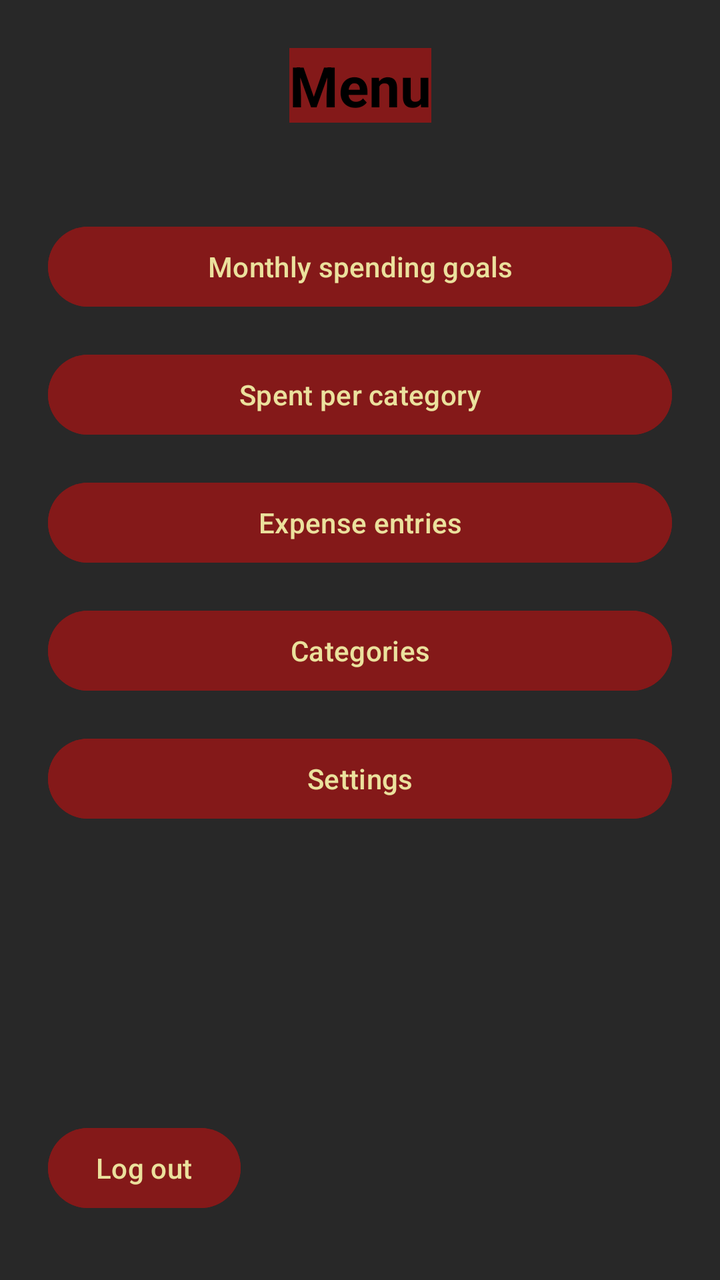
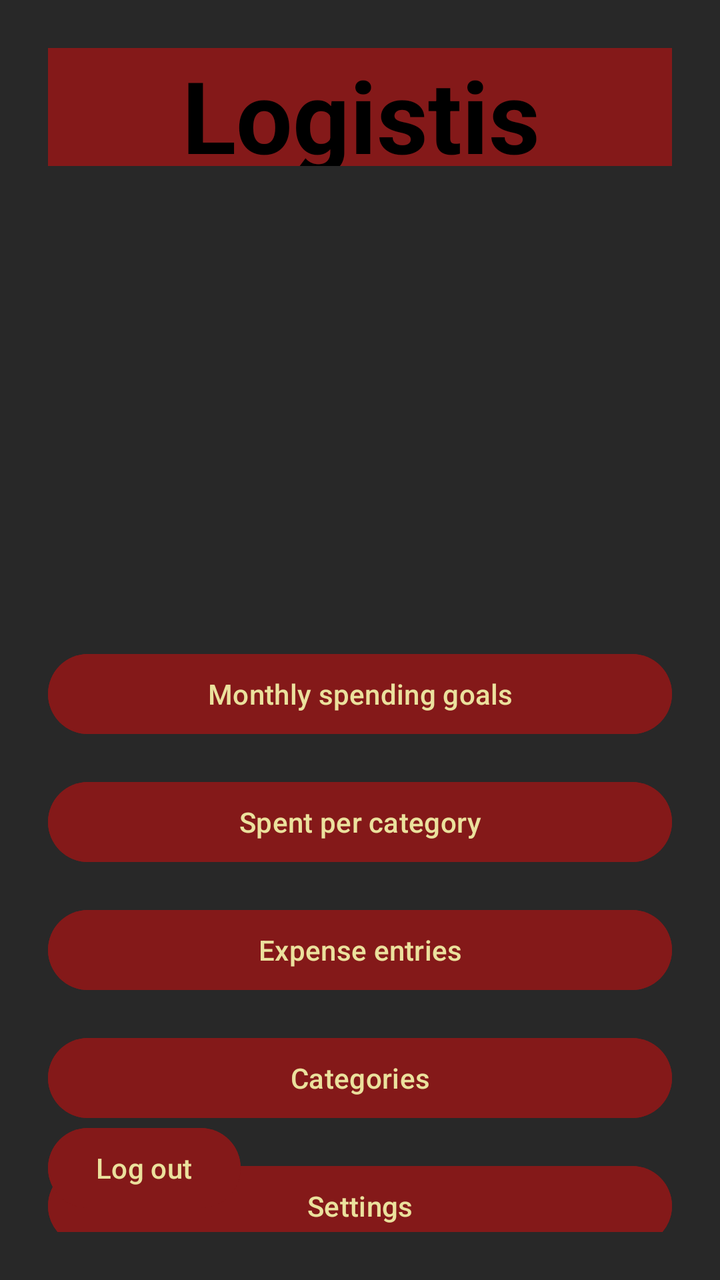

Compare the two renders of this Android layout. The source of the first and the diff that turns it into the second are given below.
<!-- AndroidManifest.xml: application theme Theme.OPSC7311Introduction -->
<!-- res/layout/activity_menu.xml -->
<?xml version="1.0" encoding="utf-8"?>
<androidx.constraintlayout.widget.ConstraintLayout xmlns:android="http://schemas.android.com/apk/res/android"
    xmlns:app="http://schemas.android.com/apk/res-auto"
    xmlns:tools="http://schemas.android.com/tools"
    android:layout_width="match_parent"
    android:layout_height="match_parent"
    android:background="#282828"
    android:padding="24dp"
    tools:context=".Menu">

    <TextView
        android:id="@+id/tvMenuTitle"
        android:layout_width="wrap_content"
        android:layout_height="wrap_content"
        android:background="#841919"
        android:backgroundTint="#841919"
        android:text="Menu"
        android:textColor="#000000"
        android:textSize="28sp"
        android:textStyle="bold"
        app:layout_constraintEnd_toEndOf="parent"
        app:layout_constraintStart_toStartOf="parent"
        app:layout_constraintTop_toTopOf="parent" />

    <Button
        android:id="@+id/btnMonthlyGoals"
        android:layout_width="0dp"
        android:layout_height="wrap_content"
        android:layout_marginTop="48dp"
        android:backgroundTint="#841919"
        android:text="Monthly spending goals"
        android:textColor="#EBE19D"
        app:layout_constraintEnd_toEndOf="parent"
        app:layout_constraintStart_toStartOf="parent"
        app:layout_constraintTop_toBottomOf="@id/tvMenuTitle" />

    <Button
        android:id="@+id/btnCategoryTotals"
        android:layout_width="0dp"
        android:layout_height="wrap_content"
        android:layout_marginTop="16dp"
        android:backgroundTint="#841919"
        android:text="Spent per category"
        android:textColor="#EBE19D"
        app:layout_constraintEnd_toEndOf="parent"
        app:layout_constraintStart_toStartOf="parent"
        app:layout_constraintTop_toBottomOf="@id/btnMonthlyGoals" />

    <Button
        android:id="@+id/btnExpenseList"
        android:layout_width="0dp"
        android:layout_height="wrap_content"
        android:layout_marginTop="16dp"
        android:backgroundTint="#841919"
        android:text="Expense entries"
        android:textColor="#EBE19D"
        app:layout_constraintEnd_toEndOf="parent"
        app:layout_constraintStart_toStartOf="parent"
        app:layout_constraintTop_toBottomOf="@id/btnCategoryTotals" />

    <Button
        android:id="@+id/btnMenuCategories"
        android:layout_width="0dp"
        android:layout_height="wrap_content"
        android:layout_marginTop="16dp"
        android:backgroundTint="#841919"
        android:text="Categories"
        android:textColor="#EBE19D"
        app:layout_constraintEnd_toEndOf="parent"
        app:layout_constraintStart_toStartOf="parent"
        app:layout_constraintTop_toBottomOf="@id/btnExpenseList" />

    <Button
        android:id="@+id/btnMenuSettings"
        android:layout_width="0dp"
        android:layout_height="wrap_content"
        android:layout_marginTop="16dp"
        android:backgroundTint="#841919"
        android:text="Settings"
        android:textColor="#EBE19D"
        app:layout_constraintEnd_toEndOf="parent"
        app:layout_constraintStart_toStartOf="parent"
        app:layout_constraintTop_toBottomOf="@id/btnMenuCategories" />

    <Button
        android:id="@+id/btnLogout"
        android:layout_width="wrap_content"
        android:layout_height="wrap_content"
        android:layout_marginBottom="8dp"
        android:backgroundTint="#841919"
        android:text="Log out"
        android:textColor="#EBE19D"
        app:layout_constraintBottom_toBottomOf="parent"
        app:layout_constraintStart_toStartOf="parent" />

</androidx.constraintlayout.widget.ConstraintLayout>
<!-- resources referenced by this layout -->
<resources>
  <style name="Theme.OPSC7311Introduction" parent="Base.Theme.OPSC7311Introduction" />
  <style name="Base.Theme.OPSC7311Introduction" parent="Theme.Material3.DayNight.NoActionBar">
          
          
      </style>
</resources>

<!-- the commit's change to res/layout/activity_menu.xml (unified diff, before → after) -->
@@ -10,13 +10,14 @@
 
     <TextView
         android:id="@+id/tvMenuTitle"
-        android:layout_width="wrap_content"
-        android:layout_height="wrap_content"
+        android:layout_width="357dp"
+        android:layout_height="59dp"
+        android:gravity="center"
         android:background="#841919"
         android:backgroundTint="#841919"
-        android:text="Menu"
+        android:text="Logistis"
         android:textColor="#000000"
-        android:textSize="28sp"
+        android:textSize="50sp"
         android:textStyle="bold"
         app:layout_constraintEnd_toEndOf="parent"
         app:layout_constraintStart_toStartOf="parent"
@@ -26,11 +27,12 @@
         android:id="@+id/btnMonthlyGoals"
         android:layout_width="0dp"
         android:layout_height="wrap_content"
-        android:layout_marginTop="48dp"
+        android:layout_marginTop="240dp"
         android:backgroundTint="#841919"
         android:text="Monthly spending goals"
         android:textColor="#EBE19D"
         app:layout_constraintEnd_toEndOf="parent"
+        app:layout_constraintHorizontal_bias="0.0"
         app:layout_constraintStart_toStartOf="parent"
         app:layout_constraintTop_toBottomOf="@id/tvMenuTitle" />
 
